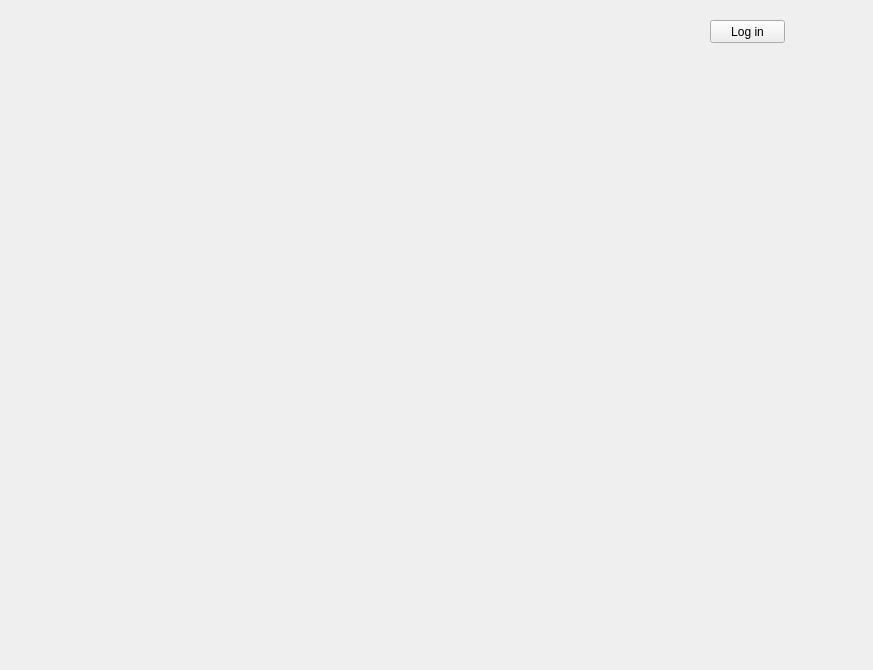
Above: libdash/qtsampleplayer/ondemandgui.ui from sunRainPenguin/libdash-adaptation before the change. Below: the same form after it.
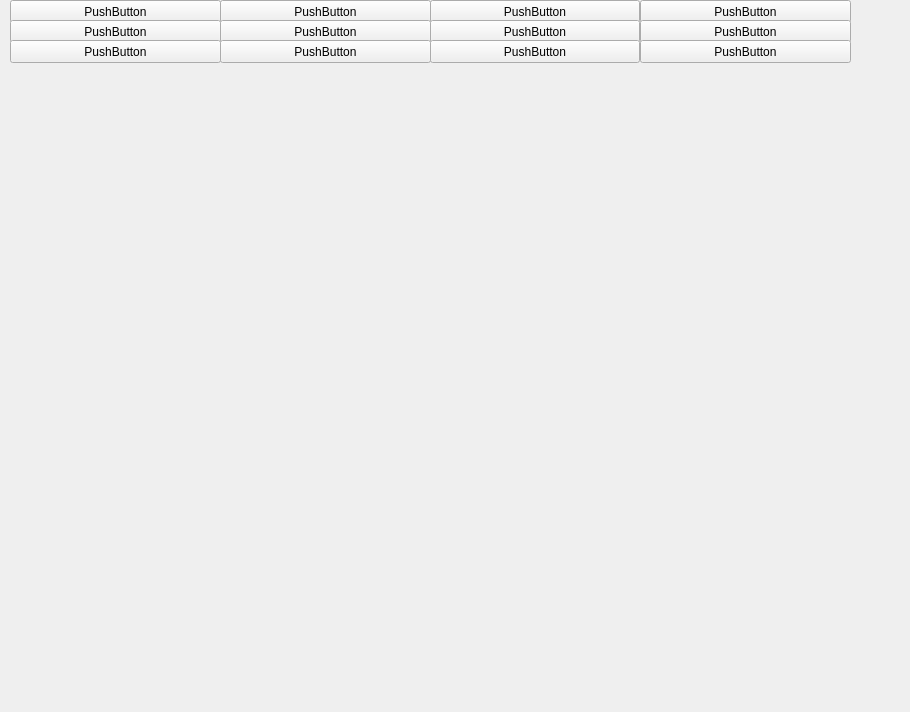
That is the form after the change. Custom widgets are drawn as their Qt base class.

```diff
--- a/libdash/qtsampleplayer/ondemandgui.ui
+++ b/libdash/qtsampleplayer/ondemandgui.ui
@@ -6,8 +6,8 @@
    <rect>
     <x>0</x>
     <y>0</y>
-    <width>873</width>
-    <height>670</height>
+    <width>910</width>
+    <height>712</height>
    </rect>
   </property>
   <property name="windowTitle">
@@ -26,23 +26,182 @@
     <string>Log in</string>
    </property>
   </widget>
-  <widget class="QWidget" name="gridLayoutWidget">
+  <widget class="MyPushButton" name="imageButton_0">
    <property name="geometry">
     <rect>
-     <x>20</x>
-     <y>80</y>
-     <width>831</width>
-     <height>571</height>
+     <x>10</x>
+     <y>0</y>
+     <width>211</width>
+     <height>23</height>
     </rect>
    </property>
-   <layout class="QGridLayout" name="gridLayout" rowstretch="0">
-    <property name="topMargin">
-     <number>0</number>
-    </property>
-   </layout>
+   <property name="text">
+    <string>PushButton</string>
+   </property>
+  </widget>
+  <widget class="MyPushButton" name="imageButton_1">
+   <property name="geometry">
+    <rect>
+     <x>220</x>
+     <y>0</y>
+     <width>211</width>
+     <height>23</height>
+    </rect>
+   </property>
+   <property name="text">
+    <string>PushButton</string>
+   </property>
+  </widget>
+  <widget class="MyPushButton" name="imageButton_2">
+   <property name="geometry">
+    <rect>
+     <x>430</x>
+     <y>0</y>
+     <width>210</width>
+     <height>23</height>
+    </rect>
+   </property>
+   <property name="text">
+    <string>PushButton</string>
+   </property>
+  </widget>
+  <widget class="MyPushButton" name="imageButton_3">
+   <property name="geometry">
+    <rect>
+     <x>640</x>
+     <y>0</y>
+     <width>211</width>
+     <height>23</height>
+    </rect>
+   </property>
+   <property name="text">
+    <string>PushButton</string>
+   </property>
+  </widget>
+  <widget class="MyPushButton" name="imageButton_4">
+   <property name="geometry">
+    <rect>
+     <x>10</x>
+     <y>20</y>
+     <width>211</width>
+     <height>23</height>
+    </rect>
+   </property>
+   <property name="text">
+    <string>PushButton</string>
+   </property>
+  </widget>
+  <widget class="MyPushButton" name="imageButton_5">
+   <property name="geometry">
+    <rect>
+     <x>220</x>
+     <y>20</y>
+     <width>211</width>
+     <height>23</height>
+    </rect>
+   </property>
+   <property name="text">
+    <string>PushButton</string>
+   </property>
+  </widget>
+  <widget class="MyPushButton" name="imageButton_6">
+   <property name="geometry">
+    <rect>
+     <x>430</x>
+     <y>20</y>
+     <width>210</width>
+     <height>23</height>
+    </rect>
+   </property>
+   <property name="text">
+    <string>PushButton</string>
+   </property>
+  </widget>
+  <widget class="MyPushButton" name="imageButton_7">
+   <property name="geometry">
+    <rect>
+     <x>640</x>
+     <y>20</y>
+     <width>211</width>
+     <height>23</height>
+    </rect>
+   </property>
+   <property name="text">
+    <string>PushButton</string>
+   </property>
+  </widget>
+  <widget class="MyPushButton" name="imageButton_8">
+   <property name="geometry">
+    <rect>
+     <x>10</x>
+     <y>40</y>
+     <width>211</width>
+     <height>23</height>
+    </rect>
+   </property>
+   <property name="text">
+    <string>PushButton</string>
+   </property>
+  </widget>
+  <widget class="MyPushButton" name="imageButton_9">
+   <property name="geometry">
+    <rect>
+     <x>220</x>
+     <y>40</y>
+     <width>211</width>
+     <height>23</height>
+    </rect>
+   </property>
+   <property name="text">
+    <string>PushButton</string>
+   </property>
+  </widget>
+  <widget class="MyPushButton" name="imageButton_10">
+   <property name="geometry">
+    <rect>
+     <x>430</x>
+     <y>40</y>
+     <width>210</width>
+     <height>23</height>
+    </rect>
+   </property>
+   <property name="text">
+    <string>PushButton</string>
+   </property>
+  </widget>
+  <widget class="MyPushButton" name="imageButton_11">
+   <property name="geometry">
+    <rect>
+     <x>640</x>
+     <y>40</y>
+     <width>211</width>
+     <height>23</height>
+    </rect>
+   </property>
+   <property name="text">
+    <string>PushButton</string>
+   </property>
+  </widget>
+  <widget class="QWidget" name="">
+   <property name="geometry">
+    <rect>
+     <x>10</x>
+     <y>70</y>
+     <width>871</width>
+     <height>631</height>
+    </rect>
+   </property>
+   <layout class="QGridLayout" name="gridLayout"/>
   </widget>
  </widget>
  <layoutdefault spacing="6" margin="11"/>
+ <customwidgets>
+  <customwidget>
+   <class>MyPushButton</class>
+   <extends>QPushButton</extends>
+   <header>MyPushButton.h</header>
+  </customwidget>
+ </customwidgets>
  <resources/>
  <connections/>
 </ui>
```
